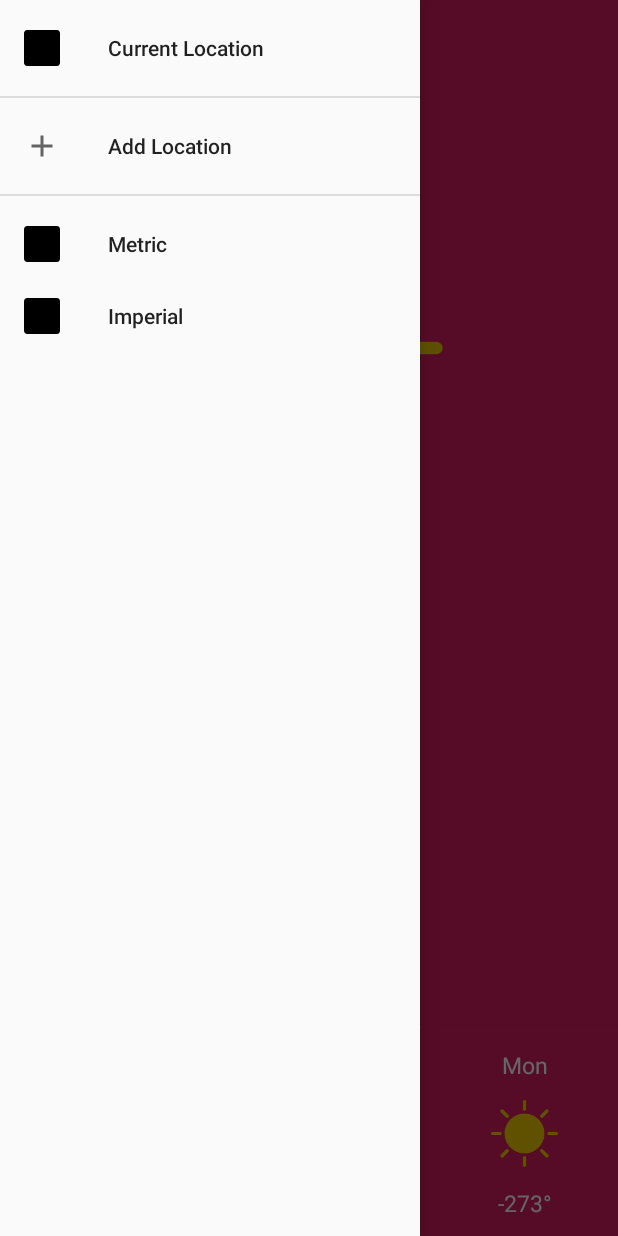
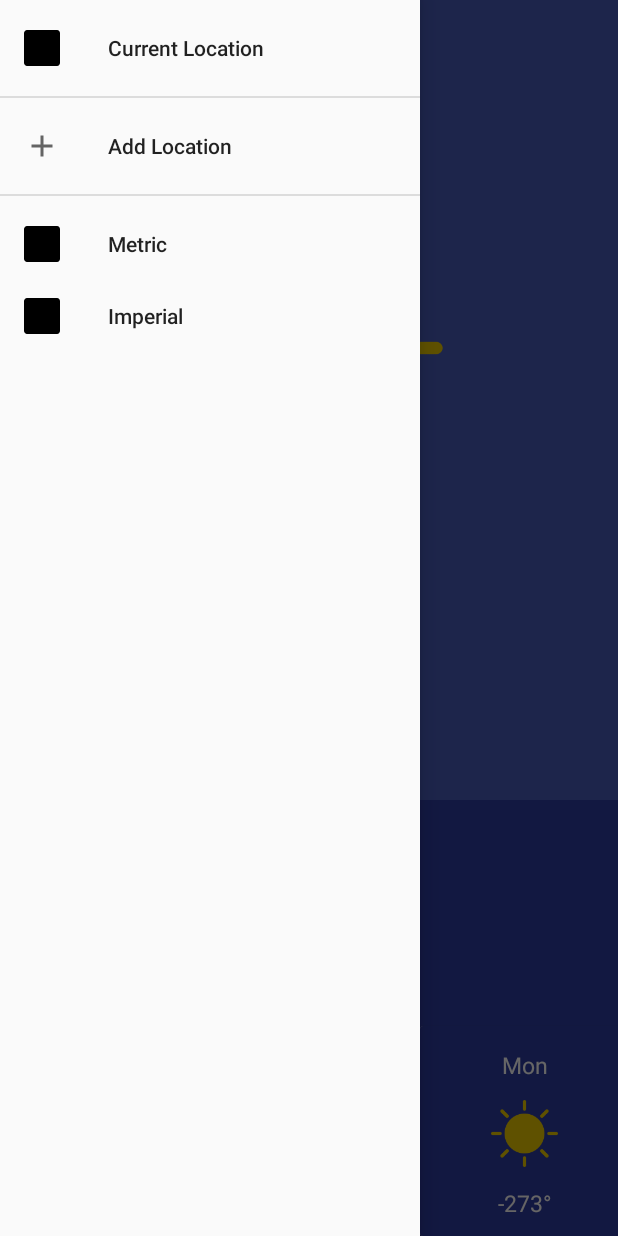
Before and after one commit to lucyfayesmith/WeatherApp, an Android app: the screen it shows after launch (MainActivity), with the side drawer open, on a phone screen of 412 x 824 dp. Run offline under Robolectric (Android 15) with nearby library versions, the phone set to English and light mode, and no system bars; our stand-ins replace CircleImageView, Room's generated code; pictures from the network do not load; 34 statements that could not run were skipped.

Commit message:
Finalised extra details page

```diff
--- a/app/src/main/res/layout-land/activity_main.xml
+++ b/app/src/main/res/layout-land/activity_main.xml
@@ -6,7 +6,7 @@
     android:orientation="vertical"
     android:layout_width="match_parent"
     android:layout_height="match_parent"
-    android:background="@color/colorAccent"
+    android:background="#485cbd"
     tools:context=".MainActivity"
     android:screenOrientation="landscape"
     android:configChanges="orientation|screenSize|keyboardHidden">
--- a/app/src/main/res/layout-land/daily_layout_list_item.xml
+++ b/app/src/main/res/layout-land/daily_layout_list_item.xml
@@ -11,14 +11,12 @@
     <androidx.cardview.widget.CardView
         android:layout_width="140dp"
         android:layout_height="140dp"
-        android:layout_alignParentBottom="true"
-        app:cardElevation="1dp"
-        app:cardMaxElevation="2dp">
+        android:layout_alignParentBottom="true">
 
         <RelativeLayout
             android:layout_width="match_parent"
             android:layout_height="match_parent"
-            android:background="@color/colorAccent">
+            android:background="#2e3ca2">
 
             <TextView
                 android:id="@+id/day"
--- a/app/src/main/res/layout/activity_detail.xml
+++ b/app/src/main/res/layout/activity_detail.xml
@@ -6,7 +6,7 @@
     android:layout_width="match_parent"
     android:layout_height="match_parent"
     android:orientation="vertical"
-    android:background="@color/colorAccent"
+    android:background="#485cbd"
     tools:context=".DetailActivity"
     android:weightSum="100"
     android:configChanges="orientation|screenSize|keyboardHidden">
@@ -24,7 +24,8 @@
         android:layout_height="0dp"
         android:layout_weight="70"
         android:layout_width="wrap_content"
-        android:layout_marginLeft="100dp"/>
+        android:layout_marginLeft="100dp"
+        />
 
     <androidx.recyclerview.widget.RecyclerView
         android:id="@+id/recyclerView"
@@ -32,7 +33,7 @@
         android:layout_height="0dp"
         android:layout_weight="25"
         android:orientation="horizontal"
-            android:background="@color/colorAccent">
+        android:background="#2e3ca2">
 
     </androidx.recyclerview.widget.RecyclerView>
 
--- a/app/src/main/res/layout/activity_main.xml
+++ b/app/src/main/res/layout/activity_main.xml
@@ -7,8 +7,7 @@
     android:layout_height="match_parent"
     android:id="@+id/drawer"
     tools:context=".MainActivity"
-    android:background="@color/colorAccent">
-
+    android:background="#485cbd">
 
     <LinearLayout
         android:id="@+id/mainLayout"
@@ -41,14 +40,12 @@
         <androidx.recyclerview.widget.RecyclerView
             android:id="@+id/recyclerView"
             android:layout_width="match_parent"
-            android:layout_height="wrap_content"
-            android:orientation="horizontal">
-
-        </androidx.recyclerview.widget.RecyclerView>
+            android:layout_height="0dp"
+            android:layout_weight="25"
+            android:orientation="horizontal"
+            android:background="#2e3ca2"/>
 
     </LinearLayout>
-
-
 
     <com.google.android.material.navigation.NavigationView
         android:id="@+id/navigation_view"
--- a/app/src/main/res/layout/daily_layout_list_item.xml
+++ b/app/src/main/res/layout/daily_layout_list_item.xml
@@ -14,7 +14,7 @@
         <RelativeLayout
             android:layout_width="match_parent"
             android:layout_height="match_parent"
-            android:background="@color/colorAccent">
+            android:background="#2e3ca2">
 
             <TextView
                 android:id="@+id/day"
--- a/app/src/main/res/layout/extra_weather_layout.xml
+++ b/app/src/main/res/layout/extra_weather_layout.xml
@@ -8,7 +8,7 @@
     android:layout_width="wrap_content"
     android:layout_height="wrap_content"
     android:layout_centerInParent="true"
-    android:background="@color/colorAccent"
+    android:background="#485cbd"
     android:orientation="vertical"
     android:layout_marginLeft="100dp">
 
--- a/app/src/main/res/layout/hourly_layout_list_item.xml
+++ b/app/src/main/res/layout/hourly_layout_list_item.xml
@@ -14,7 +14,7 @@
         <RelativeLayout
             android:layout_width="match_parent"
             android:layout_height="match_parent"
-            android:background="@color/colorAccent">
+            android:background="#2e3ca2">
 
             <TextView
                 android:id="@+id/hour"
```
Lines whose indentation alone changed are shown as unchanged.
